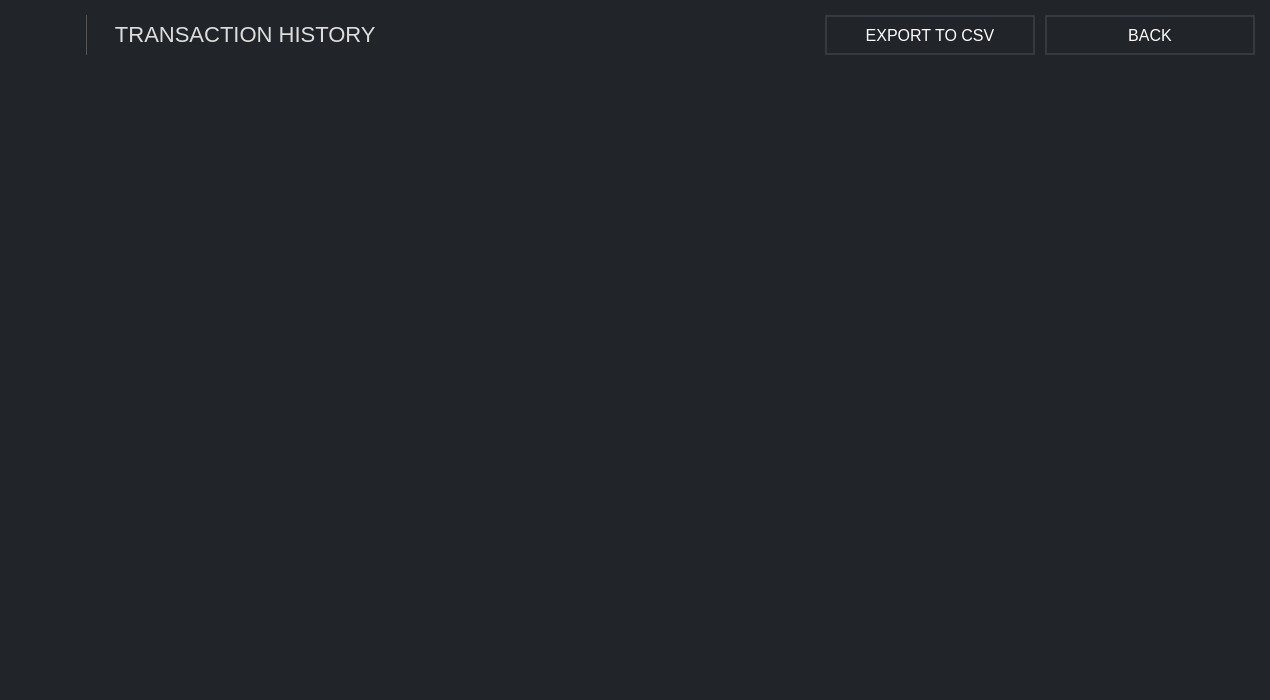
Old version of the form src/gui/ui/transactionsframe.ui in the repository ConcealNetwork/conceal-desktop.
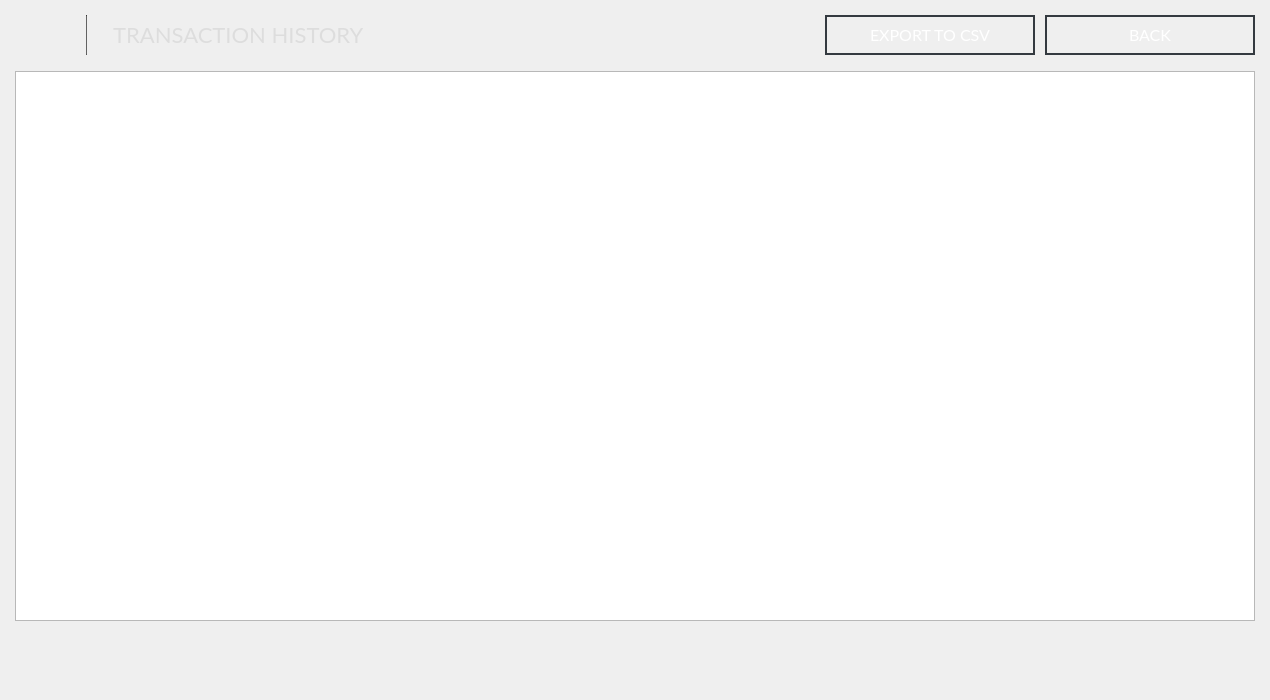
New version of the form. Icons and pictures are not drawn.

```diff
--- a/src/gui/ui/transactionsframe.ui
+++ b/src/gui/ui/transactionsframe.ui
@@ -40,7 +40,38 @@
   <property name="styleSheet">
    <string notr="true">background-color: #212529;
 border: 0px;
-color: #aaaaaa;</string>
+color: #aaaaaa;
+
+QHeaderView::section {
+background-color: #282d31; 
+   color: #eee;
+	font-family: Lato;
+    font-size: 13px;
+    border: 0px solid white;
+border-bottom: 1px solid orange;
+   height: 30px;
+
+}
+
+QTreeView::item
+{
+    font: 13px;
+    color: #eee;
+    height: 30px;
+}
+
+QTreeView::branch:selected {
+  background-color: orange;
+  color: black;
+}
+
+QWidget:item:selected {
+  font-family: Lato;
+  background-color: #282d31;
+  color: #eee;
+}
+font-size: 13px;
+font-family: Lato;</string>
   </property>
   <property name="frameShape">
    <enum>QFrame::NoFrame</enum>
@@ -114,6 +145,7 @@
        </property>
        <property name="font">
         <font>
+         <family>Lato</family>
          <pointsize>-1</pointsize>
         </font>
        </property>
@@ -141,6 +173,7 @@
        </property>
        <property name="font">
         <font>
+         <family>Lato</family>
          <pointsize>-1</pointsize>
         </font>
        </property>
@@ -168,6 +201,7 @@
        </property>
        <property name="font">
         <font>
+         <family>Lato</family>
          <pointsize>-1</pointsize>
         </font>
        </property>
```
Left out of the diff: 31 changed lines with no effect on the pictures.
